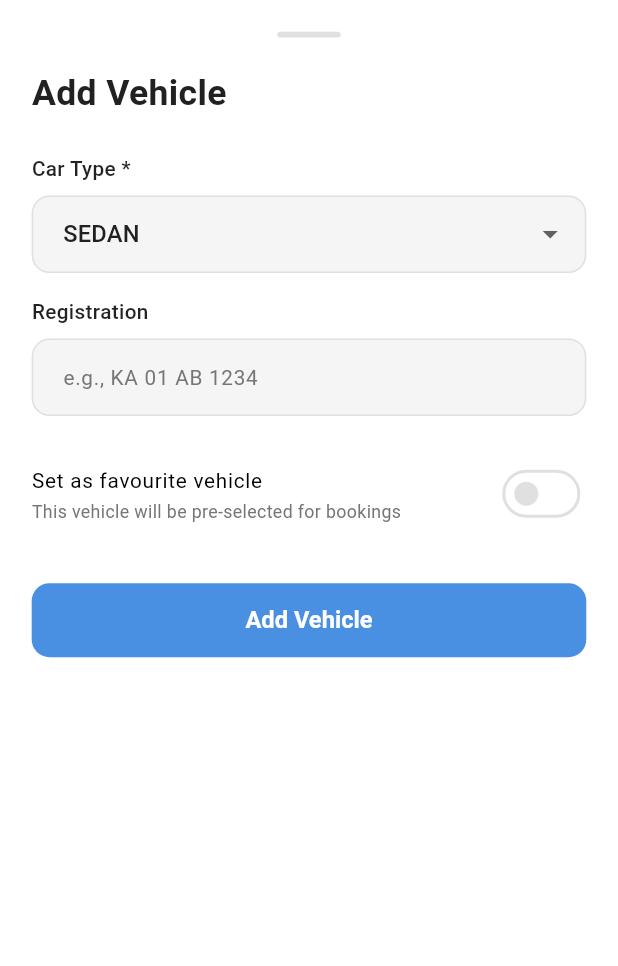
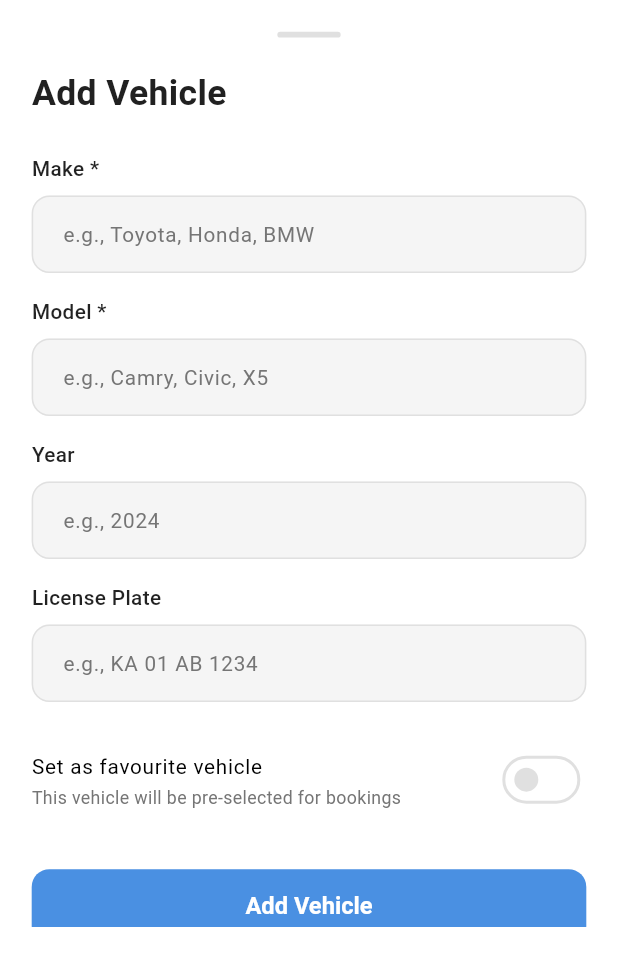
Before and after one commit to neeraja-pradeep/DriveDeck-Service-Booking-Mob-Flutter, a Flutter app: the AddVehicleBottomSheet widget shown alone on an empty page, opened directly, on a phone screen of 412 x 824 dp. Shown: the top 966 px of the screen. Run offline on Flutter 3.47's test engine with Material 3 defaults, Android fonts, the phone set to English and light mode, and no system bars; our stand-ins replace cached_network_image, carousel_slider, connectivity_plus, dartz, dio, equatable and 13 more; accounts and stored records are empty; network calls fail.

Commit message:
fix: Update Vehicle model and endpoints to match API documentation
Vehicle/Car changes:
- Changed fields from car_type/registration to make/model/year/license_plate
- Updated AddVehicleRequest to send correct fields
- Updated UI (add_vehicle_bottom_sheet, vehicle_card, delete_vehicle_dialog)
- Updated generated files (freezed, g.dart)

Endpoint fixes:
- Shop Availability: /shops/{id}/date-day/ -> /shop/shop_schedule/?shop={id}
- Favorites: Added missing /v1/ path to favorites endpoints

```diff
--- a/lib/features/profile/application/providers/garage_providers.dart
+++ b/lib/features/profile/application/providers/garage_providers.dart
@@ -252,8 +252,9 @@ final filteredVehiclesProvider = Provider<List<Vehicle>>((ref) {
 
   final query = searchQuery.toLowerCase();
   return garageState.vehicles.where((vehicle) {
-    return vehicle.carType.displayName.toLowerCase().contains(query) ||
-        (vehicle.registration?.toLowerCase().contains(query) ?? false);
+    return vehicle.make.toLowerCase().contains(query) ||
+        vehicle.model.toLowerCase().contains(query) ||
+        (vehicle.licensePlate?.toLowerCase().contains(query) ?? false);
   }).toList();
 });
 
--- a/lib/features/profile/domain/entities/vehicle.dart
+++ b/lib/features/profile/domain/entities/vehicle.dart
@@ -2,35 +2,6 @@ import 'package:freezed_annotation/freezed_annotation.dart';
 
 part 'vehicle.freezed.dart';
 part 'vehicle.g.dart';
-
-/// Vehicle type enum.
-enum GarageVehicleType {
-  sedan,
-  suv,
-  hatchback,
-  muv,
-  luxury,
-}
-
-/// Extension for VehicleType display properties.
-extension GarageVehicleTypeX on GarageVehicleType {
-  String get displayName => switch (this) {
-        GarageVehicleType.sedan => 'SEDAN',
-        GarageVehicleType.suv => 'SUV',
-        GarageVehicleType.hatchback => 'HATCHBACK',
-        GarageVehicleType.muv => 'MUV',
-        GarageVehicleType.luxury => 'LUXURY',
-      };
-
-  /// Get the API value for car_type field.
-  String get apiValue => switch (this) {
-        GarageVehicleType.sedan => 'sedan',
-        GarageVehicleType.suv => 'suv',
-        GarageVehicleType.hatchback => 'hatchback',
-        GarageVehicleType.muv => 'muv',
-        GarageVehicleType.luxury => 'luxury',
-      };
-}
 
 /// Vehicle entity representing a user's car in their garage.
 /// Matches API response format from GET /api/accounts/v1/cars/
@@ -38,8 +9,10 @@ extension GarageVehicleTypeX on GarageVehicleType {
 class Vehicle with _$Vehicle {
   const factory Vehicle({
     required int id,
-    required GarageVehicleType carType,
-    String? registration,
+    required String make,
+    required String model,
+    int? year,
+    String? licensePlate,
     String? imageUrl,
     @Default(false) bool isFavourite,
     DateTime? createdAt,
@@ -51,14 +24,19 @@ class Vehicle with _$Vehicle {
 
 /// Extension for Vehicle helper methods.
 extension VehicleX on Vehicle {
-  /// Get display name based on car type.
-  String get displayName => carType.displayName;
+  /// Get display name based on make and model.
+  String get displayName {
+    if (year != null) {
+      return '$year $make $model';
+    }
+    return '$make $model';
+  }
 
-  /// Get formatted registration or vehicle type display.
+  /// Get formatted license plate or make/model display.
   String get subtitle {
-    if (registration != null && registration!.isNotEmpty) {
-      return registration!;
+    if (licensePlate != null && licensePlate!.isNotEmpty) {
+      return licensePlate!;
     }
-    return carType.displayName;
+    return '$make $model';
   }
 }
--- a/lib/features/profile/domain/repositories/garage_repository.dart
+++ b/lib/features/profile/domain/repositories/garage_repository.dart
@@ -4,21 +4,27 @@ import '../../../../core/error/failure.dart';
 import '../entities/vehicle.dart';
 
 /// Request to add a new vehicle/car.
-/// API expects: { "car_type": "sedan", "registration": "string" }
+/// API expects: { "make": "string", "model": "string", "year": 2024, "license_plate": "string" }
 class AddVehicleRequest {
   const AddVehicleRequest({
-    required this.carType,
-    this.registration,
+    required this.make,
+    required this.model,
+    this.year,
+    this.licensePlate,
     this.isFavourite = false,
   });
 
-  final GarageVehicleType carType;
-  final String? registration;
+  final String make;
+  final String model;
+  final int? year;
+  final String? licensePlate;
   final bool isFavourite;
 
   Map<String, dynamic> toJson() => {
-        'car_type': carType.apiValue,
-        if (registration != null) 'registration': registration,
+        'make': make,
+        'model': model,
+        if (year != null) 'year': year,
+        if (licensePlate != null) 'license_plate': licensePlate,
         'is_favourite': isFavourite,
       };
 }
--- a/lib/features/profile/infrastructure/models/vehicle_model.dart
+++ b/lib/features/profile/infrastructure/models/vehicle_model.dart
@@ -9,8 +9,10 @@ part 'vehicle_model.g.dart';
 /// {
 ///   "id": 0,
 ///   "user": "string",
-///   "car_type": "sedan",
-///   "registration": "string",
+///   "make": "string",
+///   "model": "string",
+///   "year": 2024,
+///   "license_plate": "string",
 ///   "image_url": "string",
 ///   "is_favourite": true,
 ///   "created_at": "2025-12-12T18:59:21.218Z",
@@ -21,8 +23,10 @@ class VehicleModel {
   const VehicleModel({
     required this.id,
     this.user,
-    required this.carType,
-    this.registration,
+    required this.make,
+    required this.model,
+    this.year,
+    this.licensePlate,
     this.imageUrl,
     this.isFavourite = false,
     this.createdAt,
@@ -34,9 +38,11 @@ class VehicleModel {
 
   final int id;
   final String? user;
-  @JsonKey(name: 'car_type')
-  final String carType;
-  final String? registration;
+  final String make;
+  final String model;
+  final int? year;
+  @JsonKey(name: 'license_plate')
+  final String? licensePlate;
   @JsonKey(name: 'image_url')
   final String? imageUrl;
   @JsonKey(name: 'is_favourite')
@@ -52,29 +58,14 @@ class VehicleModel {
   Vehicle toDomain() {
     return Vehicle(
       id: id,
-      carType: _parseVehicleType(carType),
-      registration: registration,
+      make: make,
+      model: model,
+      year: year,
+      licensePlate: licensePlate,
       imageUrl: imageUrl,
       isFavourite: isFavourite,
       createdAt: createdAt != null ? DateTime.tryParse(createdAt!) : null,
       updatedAt: updatedAt != null ? DateTime.tryParse(updatedAt!) : null,
     );
   }
-
-  GarageVehicleType _parseVehicleType(String type) {
-    switch (type.toLowerCase()) {
-      case 'sedan':
-        return GarageVehicleType.sedan;
-      case 'suv':
-        return GarageVehicleType.suv;
-      case 'hatchback':
-        return GarageVehicleType.hatchback;
-      case 'muv':
-        return GarageVehicleType.muv;
-      case 'luxury':
-        return GarageVehicleType.luxury;
-      default:
-        return GarageVehicleType.sedan;
-    }
-  }
 }
--- a/lib/features/profile/presentation/components/vehicle_card.dart
+++ b/lib/features/profile/presentation/components/vehicle_card.dart
@@ -46,7 +46,7 @@ class VehicleCard extends StatelessWidget {
                   borderRadius: BorderRadius.circular(12.r),
                 ),
                 child: Icon(
-                  _getVehicleIcon(vehicle.carType),
+                  Icons.directions_car,
                   color: AppColors.primary,
                   size: 28.sp,
                 ),
@@ -93,10 +93,10 @@ class VehicleCard extends StatelessWidget {
                       ],
                     ),
                     SizedBox(height: 4.h),
-                    if (vehicle.registration != null &&
-                        vehicle.registration!.isNotEmpty)
+                    if (vehicle.licensePlate != null &&
+                        vehicle.licensePlate!.isNotEmpty)
                       Text(
-                        vehicle.registration!,
+                        vehicle.licensePlate!,
                         style: TextStyle(
                           fontSize: 12.sp,
                           color: Colors.grey[600],
@@ -170,19 +170,4 @@ class VehicleCard extends StatelessWidget {
       ),
     );
   }
-
-  IconData _getVehicleIcon(GarageVehicleType type) {
-    switch (type) {
-      case GarageVehicleType.hatchback:
-        return Icons.directions_car;
-      case GarageVehicleType.sedan:
-        return Icons.directions_car;
-      case GarageVehicleType.suv:
-        return Icons.directions_car_filled;
-      case GarageVehicleType.muv:
-        return Icons.airport_shuttle;
-      case GarageVehicleType.luxury:
-        return Icons.local_taxi;
-    }
-  }
 }
--- a/lib/features/profile/presentation/dialogs/add_vehicle_bottom_sheet.dart
+++ b/lib/features/profile/presentation/dialogs/add_vehicle_bottom_sheet.dart
@@ -1,10 +1,10 @@
 import 'package:flutter/material.dart';
+import 'package:flutter/services.dart';
 import 'package:flutter_riverpod/flutter_riverpod.dart';
 import 'package:flutter_screenutil/flutter_screenutil.dart';
 
 import '../../../../app/theme/colors.dart';
 import '../../application/providers/garage_providers.dart';
-import '../../domain/entities/vehicle.dart';
 import '../../domain/repositories/garage_repository.dart';
 
 /// Bottom sheet for adding a new vehicle.
@@ -28,14 +28,19 @@ class AddVehicleBottomSheet extends ConsumerStatefulWidget {
 
 class _AddVehicleBottomSheetState extends ConsumerState<AddVehicleBottomSheet> {
   final _formKey = GlobalKey<FormState>();
-  final _registrationController = TextEditingController();
+  final _makeController = TextEditingController();
+  final _modelController = TextEditingController();
+  final _yearController = TextEditingController();
+  final _licensePlateController = TextEditingController();
 
-  GarageVehicleType _selectedCarType = GarageVehicleType.sedan;
   bool _isFavourite = false;
 
   @override
   void dispose() {
-    _registrationController.dispose();
+    _makeController.dispose();
+    _modelController.dispose();
+    _yearController.dispose();
+    _licensePlateController.dispose();
     super.dispose();
   }
 
@@ -73,9 +78,9 @@ class _AddVehicleBottomSheetState extends ConsumerState<AddVehicleBottomSheet> {
         bottom: MediaQuery.of(context).viewInsets.bottom,
       ),
       child: DraggableScrollableSheet(
-        initialChildSize: 0.6,
-        minChildSize: 0.4,
-        maxChildSize: 0.8,
+        initialChildSize: 0.75,
+        minChildSize: 0.5,
+        maxChildSize: 0.9,
         expand: false,
         builder: (context, scrollController) {
           return SingleChildScrollView(
@@ -109,33 +114,69 @@ class _AddVehicleBottomSheetState extends ConsumerState<AddVehicleBottomSheet> {
                   ),
                   SizedBox(height: 24.h),
 
-                  // Car Type dropdown
-                  _buildLabel('Car Type *'),
+                  // Make field (required)
+                  _buildLabel('Make *'),
                   SizedBox(height: 8.h),
-                  DropdownButtonFormField<GarageVehicleType>(
-                    value: _selectedCarType,
-                    decoration: _buildInputDecoration('Select car type'),
-                    items: GarageVehicleType.values.map((type) {
-                      return DropdownMenuItem(
-                        value: type,
-                        child: Text(type.displayName),
-                      );
-                    }).toList(),
-                    onChanged: isLoading
-                        ? null
-                        : (value) {
-                            if (value != null) {
-                              setState(() => _selectedCarType = value);
-                            }
-                          },
+                  TextFormField(
+                    controller: _makeController,
+                    enabled: !isLoading,
+                    textCapitalization: TextCapitalization.words,
+                    decoration: _buildInputDecoration('e.g., Toyota, Honda, BMW'),
+                    validator: (value) {
+                      if (value == null || value.trim().isEmpty) {
+                        return 'Make is required';
+                      }
+                      return null;
+                    },
                   ),
                   SizedBox(height: 16.h),
 
-                  // Registration field
-                  _buildLabel('Registration'),
+                  // Model field (required)
+                  _buildLabel('Model *'),
                   SizedBox(height: 8.h),
                   TextFormField(
-                    controller: _registrationController,
+                    controller: _modelController,
+                    enabled: !isLoading,
+                    textCapitalization: TextCapitalization.words,
+                    decoration: _buildInputDecoration('e.g., Camry, Civic, X5'),
+                    validator: (value) {
+                      if (value == null || value.trim().isEmpty) {
+                        return 'Model is required';
+                      }
+                      return null;
+                    },
+                  ),
+                  SizedBox(height: 16.h),
+
+                  // Year field (optional)
+                  _buildLabel('Year'),
+                  SizedBox(height: 8.h),
+                  TextFormField(
+                    controller: _yearController,
+                    enabled: !isLoading,
+                    keyboardType: TextInputType.number,
+                    inputFormatters: [
+                      FilteringTextInputFormatter.digitsOnly,
+                      LengthLimitingTextInputFormatter(4),
+                    ],
+                    decoration: _buildInputDecoration('e.g., 2024'),
+                    validator: (value) {
+                      if (value != null && value.isNotEmpty) {
+                        final year = int.tryParse(value);
+                        if (year == null || year < 1900 || year > 2100) {
+                          return 'Enter a valid year';
+                        }
+                      }
+                      return null;
+                    },
+                  ),
+                  SizedBox(height: 16.h),
+
+                  // License Plate field (optional)
+                  _buildLabel('License Plate'),
+                  SizedBox(height: 8.h),
+                  TextFormField(
+                    controller: _licensePlateController,
                     enabled: !isLoading,
                     textCapitalization: TextCapitalization.characters,
                     decoration: _buildInputDecoration('e.g., KA 01 AB 1234'),
@@ -244,10 +285,13 @@ class _AddVehicleBottomSheetState extends ConsumerState<AddVehicleBottomSheet> {
   void _onAddVehicle() {
     if (_formKey.currentState?.validate() != true) return;
 
+    final yearText = _yearController.text.trim();
     final request = AddVehicleRequest(
-      carType: _selectedCarType,
-      registration: _registrationController.text.trim().isNotEmpty
-          ? _registrationController.text.trim()
+      make: _makeController.text.trim(),
+      model: _modelController.text.trim(),
+      year: yearText.isNotEmpty ? int.tryParse(yearText) : null,
+      licensePlate: _licensePlateController.text.trim().isNotEmpty
+          ? _licensePlateController.text.trim()
           : null,
       isFavourite: _isFavourite,
     );
--- a/lib/features/profile/presentation/dialogs/delete_vehicle_dialog.dart
+++ b/lib/features/profile/presentation/dialogs/delete_vehicle_dialog.dart
@@ -90,10 +90,10 @@ class DeleteVehicleDialog extends StatelessWidget {
                           fontWeight: FontWeight.w600,
                         ),
                       ),
-                      if (vehicle.registration != null &&
-                          vehicle.registration!.isNotEmpty)
+                      if (vehicle.licensePlate != null &&
+                          vehicle.licensePlate!.isNotEmpty)
                         Text(
-                          vehicle.registration!,
+                          vehicle.licensePlate!,
                           style: TextStyle(
                             fontSize: 12.sp,
                             color: Colors.grey[600],
--- a/lib/features/shop/infrastructure/data_sources/remote/shop_api.dart
+++ b/lib/features/shop/infrastructure/data_sources/remote/shop_api.dart
@@ -140,6 +140,7 @@ class ShopApiImpl implements ShopApi {
     int days = 7,
   }) async {
     final queryParams = <String, dynamic>{
+      'shop': shopId,
       'start_date': startDate.toIso8601String().split('T').first,
       'days': days,
     };
```
Also changed, not shown: lib/core/network/endpoints.dart (+7 -4 lines), lib/features/profile/domain/entities/vehicle.freezed.dart, lib/features/profile/domain/entities/vehicle.g.dart, lib/features/profile/infrastructure/models/vehicle_model.g.dart.
